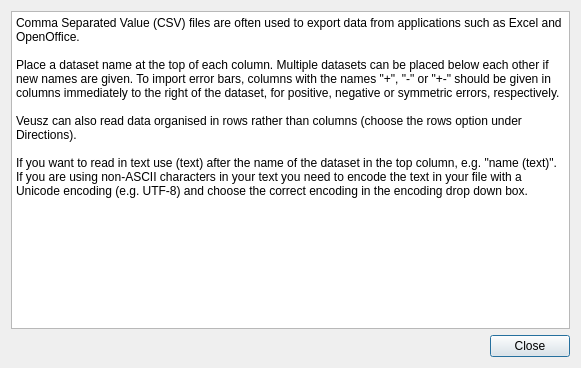
veusz/veusz, file dialogs/importhelpcsv.ui: the form before one commit.
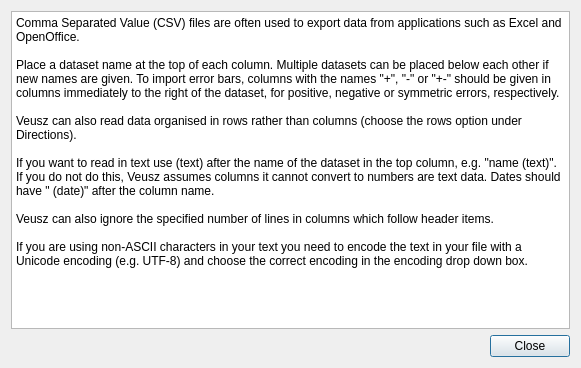
The form after the commit.

Commit message: Add option to ignore N lines after headers in CSV files

```diff
--- a/dialogs/importhelpcsv.ui
+++ b/dialogs/importhelpcsv.ui
@@ -26,11 +26,15 @@
 &lt;/style&gt;&lt;/head&gt;&lt;body style=&quot; font-family:'Arial'; font-size:9pt; font-weight:400; font-style:normal;&quot;&gt;
 &lt;p style=&quot; margin-top:0px; margin-bottom:0px; margin-left:0px; margin-right:0px; -qt-block-indent:0; text-indent:0px;&quot;&gt;Comma Separated Value (CSV) files are often used to export data from applications such as Excel and OpenOffice.&lt;/p&gt;
 &lt;p style=&quot;-qt-paragraph-type:empty; margin-top:0px; margin-bottom:0px; margin-left:0px; margin-right:0px; -qt-block-indent:0; text-indent:0px;&quot;&gt;&lt;/p&gt;
-&lt;p style=&quot; margin-top:0px; margin-bottom:0px; margin-left:0px; margin-right:0px; -qt-block-indent:0; text-indent:0px;&quot;&gt;Place a dataset name at the top of each column. Multiple datasets can be placed below each other if new names are given. To import error bars, columns with the names &quot;+&quot;, &quot;-&quot; or &quot;+-&quot; should be given in columns immediately to the right of the dataset, for positive, negative or symmetric errors, respectively.&lt;/p&gt;
+&lt;p style=&quot; margin-top:0px; margin-bottom:0px; margin-left:0px; margin-right:0px; -qt-block-indent:0; text-indent:0px;&quot;&gt;Place a dataset name at the top of each column. Multiple datasets can be placed below each other if new names are given. To import error bars, columns with the names &amp;quot;+&amp;quot;, &amp;quot;-&amp;quot; or &amp;quot;+-&amp;quot; should be given in columns immediately to the right of the dataset, for positive, negative or symmetric errors, respectively.&lt;/p&gt;
 &lt;p style=&quot;-qt-paragraph-type:empty; margin-top:0px; margin-bottom:0px; margin-left:0px; margin-right:0px; -qt-block-indent:0; text-indent:0px;&quot;&gt;&lt;/p&gt;
 &lt;p style=&quot; margin-top:0px; margin-bottom:0px; margin-left:0px; margin-right:0px; -qt-block-indent:0; text-indent:0px;&quot;&gt;Veusz can also read data organised in rows rather than columns (choose the rows option under Directions).&lt;/p&gt;
 &lt;p style=&quot;-qt-paragraph-type:empty; margin-top:0px; margin-bottom:0px; margin-left:0px; margin-right:0px; -qt-block-indent:0; text-indent:0px;&quot;&gt;&lt;/p&gt;
-&lt;p style=&quot; margin-top:0px; margin-bottom:0px; margin-left:0px; margin-right:0px; -qt-block-indent:0; text-indent:0px;&quot;&gt;If you want to read in text use (text) after the name of the dataset in the top column, e.g. &quot;name (text)&quot;. If you are using non-ASCII characters in your text you need to encode the text in your file with a Unicode encoding (e.g. UTF-8) and choose the correct encoding in the encoding drop down box. &lt;/p&gt;&lt;/body&gt;&lt;/html&gt;</string>
+&lt;p style=&quot; margin-top:0px; margin-bottom:0px; margin-left:0px; margin-right:0px; -qt-block-indent:0; text-indent:0px;&quot;&gt;If you want to read in text use (text) after the name of the dataset in the top column, e.g. &amp;quot;name (text)&amp;quot;. If you do not do this, Veusz assumes columns it cannot convert to numbers are text data. Dates should have &amp;quot; (date)&amp;quot; after the column name. &lt;/p&gt;
+&lt;p style=&quot;-qt-paragraph-type:empty; margin-top:0px; margin-bottom:0px; margin-left:0px; margin-right:0px; -qt-block-indent:0; text-indent:0px;&quot;&gt;&lt;/p&gt;
+&lt;p style=&quot; margin-top:0px; margin-bottom:0px; margin-left:0px; margin-right:0px; -qt-block-indent:0; text-indent:0px;&quot;&gt;Veusz can also ignore the specified number of lines in columns which follow header items.&lt;/p&gt;
+&lt;p style=&quot;-qt-paragraph-type:empty; margin-top:0px; margin-bottom:0px; margin-left:0px; margin-right:0px; -qt-block-indent:0; text-indent:0px;&quot;&gt;&lt;/p&gt;
+&lt;p style=&quot; margin-top:0px; margin-bottom:0px; margin-left:0px; margin-right:0px; -qt-block-indent:0; text-indent:0px;&quot;&gt;If you are using non-ASCII characters in your text you need to encode the text in your file with a Unicode encoding (e.g. UTF-8) and choose the correct encoding in the encoding drop down box. &lt;/p&gt;&lt;/body&gt;&lt;/html&gt;</string>
      </property>
     </widget>
    </item>
```
The commit also changes 8 other files.
